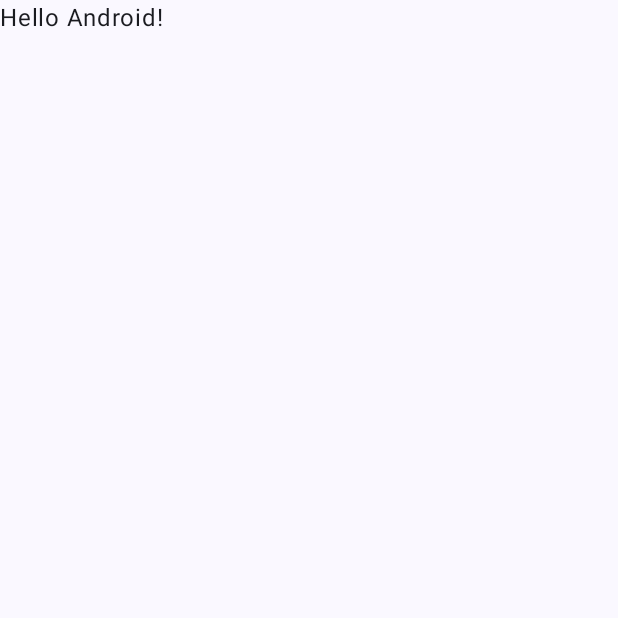
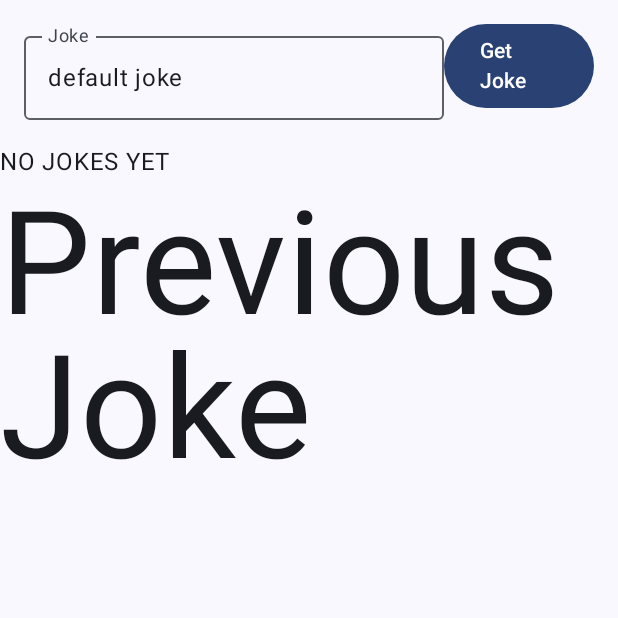
Before and after one commit to j2695203/MSD6018_Android, an Android app built with Jetpack Compose: the screen it shows after launch (MainActivity), on a phone screen of 412 x 824 dp, the top half of it. Before the commit the part shown is almost empty. Run offline under Robolectric (Android 15) with nearby library versions, the phone set to English and light mode, and no system bars; our stand-ins replace Room's generated code, livedata-compose.

Commit message:
fixed version

```diff
--- a/Lab4/app/src/main/AndroidManifest.xml
+++ b/Lab4/app/src/main/AndroidManifest.xml
@@ -2,7 +2,12 @@
 <manifest xmlns:android="http://schemas.android.com/apk/res/android"
     xmlns:tools="http://schemas.android.com/tools">
 
+    <uses-permission android:name="android.permission.INTERNET"/>
+    <uses-permission android:name="android.permission.ACCESS_NETWORK_STATE" />
+    <uses-permission android:name="android.permission.ACCESS_WIFI_STATE" />
+
     <application
+        android:name=".JokeApplication"
         android:allowBackup="true"
         android:dataExtractionRules="@xml/data_extraction_rules"
         android:fullBackupContent="@xml/backup_rules"
--- /dev/null
+++ b/Lab4/app/src/main/java/com/example/lab4/JokeApplication.kt
@@ -0,0 +1,12 @@
+package com.example.lab4
+
+import android.app.Application
+import kotlinx.coroutines.CoroutineScope
+import kotlinx.coroutines.SupervisorJob
+
+class JokeApplication : Application() {
+
+    val scope = CoroutineScope(SupervisorJob())
+    val db by lazy {JokeDatabase.getDatabase(applicationContext)}
+    val jokeRepository by lazy {JokeRepository(scope, db.jokeDao())}
+}
--- /dev/null
+++ b/Lab4/app/src/main/java/com/example/lab4/JokeDatabase.kt
@@ -0,0 +1,57 @@
+package com.example.lab4
+
+import android.content.Context
+import androidx.room.Dao
+import androidx.room.Database
+import androidx.room.Insert
+import androidx.room.Query
+import androidx.room.Room
+import androidx.room.RoomDatabase
+import androidx.room.TypeConverters
+import kotlinx.coroutines.flow.Flow
+
+@Database(entities= [JokeData::class], version = 1, exportSchema = false)
+@TypeConverters(Converters::class)
+abstract class JokeDatabase : RoomDatabase(){
+    abstract fun jokeDao(): JokeDAO
+
+    companion object {
+        // Singleton prevents multiple instances of database opening at the
+        // same time.
+        @Volatile
+        private var INSTANCE: JokeDatabase? = null
+
+        fun getDatabase(context: Context): JokeDatabase {
+            // if the INSTANCE is not null, then return it,
+            // if it is, then create the database
+            return INSTANCE ?: synchronized(this) {
+                val instance = Room.databaseBuilder(
+                    context.applicationContext,
+                    JokeDatabase::class.java,
+                    "joke_database"
+                ).build()
+                INSTANCE = instance
+                // return instance
+                instance
+            }
+        }
+    }
+}
+
+
+@Dao
+interface JokeDAO {
+
+    @Insert
+    suspend fun addJokeData(data: JokeData)
+
+    @Query("SELECT * from joke ORDER BY timestamp DESC LIMIT 1")
+    fun latestJoke() : Flow<JokeData>
+
+
+
+    @Query("SELECT * from joke ORDER BY timestamp DESC")
+    fun allJoke() : Flow<List<JokeData>>
+
+
+}
--- /dev/null
+++ b/Lab4/app/src/main/java/com/example/lab4/JokeRepository.kt
@@ -0,0 +1,22 @@
+package com.example.lab4
+
+import androidx.lifecycle.asLiveData
+import kotlinx.coroutines.CoroutineScope
+import kotlinx.coroutines.delay
+import kotlinx.coroutines.launch
+import java.util.Date
+import kotlin.random.Random
+
+class JokeRepository(val scope: CoroutineScope, val dao: JokeDAO) {
+
+    val currentJoke = dao.latestJoke().asLiveData()
+
+    val allJoke = dao.allJoke().asLiveData()
+    fun checkJoke(joke: String){
+        scope.launch {
+            delay(1000) // pretend this is a slow network call
+            dao.addJokeData(
+                JokeData(Date(), joke))
+        }
+    }
+}
--- /dev/null
+++ b/Lab4/app/src/main/java/com/example/lab4/JokeViewModel.kt
@@ -0,0 +1,29 @@
+package com.example.lab4
+
+import androidx.lifecycle.LiveData
+import androidx.lifecycle.ViewModel
+import androidx.lifecycle.ViewModelProvider
+import java.lang.IllegalArgumentException
+
+class JokeViewModel(private val repository: JokeRepository) : ViewModel() {
+
+    val currentJoke: LiveData<JokeData> = repository.currentJoke
+
+    val allJoke: LiveData<List<JokeData>> = repository.allJoke
+
+    fun checkJoke(city: String){
+        repository.checkJoke(city)
+    }
+
+}
+
+// This factory class allows us to define "custom constructors" for the view model (don't try to figure out..)
+class JokeViewModelFactory(private val repository: JokeRepository) : ViewModelProvider.Factory {
+    override fun <T : ViewModel> create(modelClass: Class<T>): T {
+        if (modelClass.isAssignableFrom(JokeViewModel::class.java)) {
+            @Suppress("UNCHECKED_CAST")
+            return JokeViewModel(repository) as T
+        }
+        throw IllegalArgumentException("Unknown ViewModel class")
+    }
+}
--- a/Lab4/app/src/main/java/com/example/lab4/MainActivity.kt
+++ b/Lab4/app/src/main/java/com/example/lab4/MainActivity.kt
@@ -1,20 +1,51 @@
 package com.example.lab4
 
+import android.net.Uri
 import android.os.Bundle
+import android.util.Log
 import androidx.activity.ComponentActivity
 import androidx.activity.compose.setContent
+import androidx.activity.viewModels
+import androidx.compose.foundation.layout.Arrangement
+import androidx.compose.foundation.layout.Column
+import androidx.compose.foundation.layout.Row
+import androidx.compose.foundation.layout.Spacer
 import androidx.compose.foundation.layout.fillMaxSize
+import androidx.compose.foundation.layout.padding
+import androidx.compose.foundation.lazy.LazyColumn
+import androidx.compose.material3.Button
 import androidx.compose.material3.MaterialTheme
+import androidx.compose.material3.OutlinedTextField
 import androidx.compose.material3.Surface
 import androidx.compose.material3.Text
 import androidx.compose.runtime.Composable
+import androidx.compose.runtime.getValue
+import androidx.compose.runtime.livedata.observeAsState
+import androidx.compose.runtime.mutableStateOf
+import androidx.compose.runtime.remember
+import androidx.compose.runtime.rememberCoroutineScope
+import androidx.compose.runtime.setValue
 import androidx.compose.ui.Modifier
 import androidx.compose.ui.tooling.preview.Preview
+import androidx.compose.ui.unit.dp
+import androidx.compose.ui.unit.em
 import com.example.lab4.ui.theme.Lab4Theme
+import kotlinx.coroutines.Dispatchers
+import kotlinx.coroutines.Job
+import kotlinx.coroutines.launch
+import kotlinx.coroutines.withContext
+import java.io.InputStreamReader
+import java.net.HttpURLConnection
+import java.net.URL
+import java.util.Date
+import com.google.gson.Gson
 
 class MainActivity : ComponentActivity() {
     override fun onCreate(savedInstanceState: Bundle?) {
         super.onCreate(savedInstanceState)
+
+//        val vm: JokeViewModel by viewModels{  JokeViewModelFactory((application as JokeApplication).jokeRepository)}
+
         setContent {
             Lab4Theme {
                 // A surface container using the 'background' color from the theme
@@ -22,7 +53,43 @@ class MainActivity : ComponentActivity() {
                     modifier = Modifier.fillMaxSize(),
                     color = MaterialTheme.colorScheme.background
                 ) {
-                    Greeting("Android")
+
+
+                    Column {
+                        val vm: JokeViewModel by viewModels{  JokeViewModelFactory((application as JokeApplication).jokeRepository)}
+                        val currentJoke by vm.currentJoke.observeAsState()
+
+                        val scope = rememberCoroutineScope()
+                        var job : Job? by remember {
+                            mutableStateOf(null)
+                        }
+
+                        SearchArea{
+                            job = scope.launch {
+                                val joke = getJoke()
+                                vm.checkJoke(joke.value)
+                            }
+//                            vm.checkJoke(it)
+                        }
+                        JokeDataDisplay(currentJoke)
+
+//                        Spacer(modifier = Modifier.padding(32.dp))
+
+                        Text("Previous Joke",
+                            fontSize = 12.em,
+                            lineHeight = 1.em)
+
+                        Spacer(modifier = Modifier.padding(16.dp))
+
+                        val allJoke by vm.allJoke.observeAsState()
+                        LazyColumn(verticalArrangement = Arrangement.spacedBy(4.dp),){
+                            for(data in allJoke ?: listOf()){
+                                item{
+                                    JokeDataDisplay(data = data)
+                                }
+                            }
+                        }
+                    }
                 }
             }
         }
@@ -30,17 +97,65 @@ class MainActivity : ComponentActivity() {
 }
 
 @Composable
-fun Greeting(name: String, modifier: Modifier = Modifier) {
-    Text(
-        text = "Hello $name!",
-        modifier = modifier
-    )
+fun JokeDataDisplay(data: JokeData?, modifier: Modifier = Modifier) {
+    Surface(color=MaterialTheme.colorScheme.surface) {
+        Text(
+            text = if (data != null) "Date: ${data.timestamp} \n ${data.joke}\n" else "NO JOKES YET",
+            modifier = modifier
+        )
+    }
+}
+
+@Composable
+fun SearchArea(onClick: (joke: String) -> Unit){
+    Row(modifier = Modifier.padding(16.dp)) {
+        var joke: String by remember { mutableStateOf("default joke") }
+        OutlinedTextField(
+            value = joke,
+            onValueChange = { joke = it },
+            label = { Text("Joke") }
+        )
+        Button(onClick = {onClick(joke)}) {
+            Text("Get Joke")
+        }
+    }
+}
+
+@Preview(showBackground = false)
+@Composable
+fun SearchAreaPreview(){
+    Lab4Theme {
+        SearchArea(onClick = {})
+    }
 }
 
 @Preview(showBackground = true)
 @Composable
-fun GreetingPreview() {
+fun JokeDataDisplayPreview() {
     Lab4Theme {
-        Greeting("Android")
+        JokeDataDisplay(JokeData(Date(), "Salt Lake"))
     }
 }
+
+suspend fun getJoke() : JString {
+    return withContext(Dispatchers.IO) {
+
+        val url: Uri = Uri.Builder().scheme("https")
+            .authority("api.chucknorris.io")
+            .appendPath("jokes")
+            .appendPath("random").build()
+
+
+        val conn = URL(url.toString()).openConnection() as HttpURLConnection
+        conn.connect()
+        val gson = Gson()
+        val result = gson.fromJson(
+            InputStreamReader(conn.inputStream, "UTF-8"),
+            JString::class.java
+        )
+        Log.e("data!", gson.toJson(result).toString())
+        result
+    }
+}
+
+data class JString (var value: String)
--- a/Lab4/build.gradle.kts
+++ b/Lab4/build.gradle.kts
@@ -1,5 +1,8 @@
 // Top-level build file where you can add configuration options common to all sub-projects/modules.
 plugins {
     id("com.android.application") version "8.1.1" apply false
-    id("org.jetbrains.kotlin.android") version "1.8.10" apply false
+    id("com.android.library") version "8.1.1" apply false
+    id("org.jetbrains.kotlin.android") version "1.9.10" apply false
+    id("com.google.devtools.ksp") version "1.9.10-1.0.13" apply false
+
 }
```
Also changed, not shown: Lab4/app/build.gradle.kts (+31 -15 lines), Lab4/app/src/main/java/com/example/lab4/JokeData.kt (added, +29 -0 lines).
